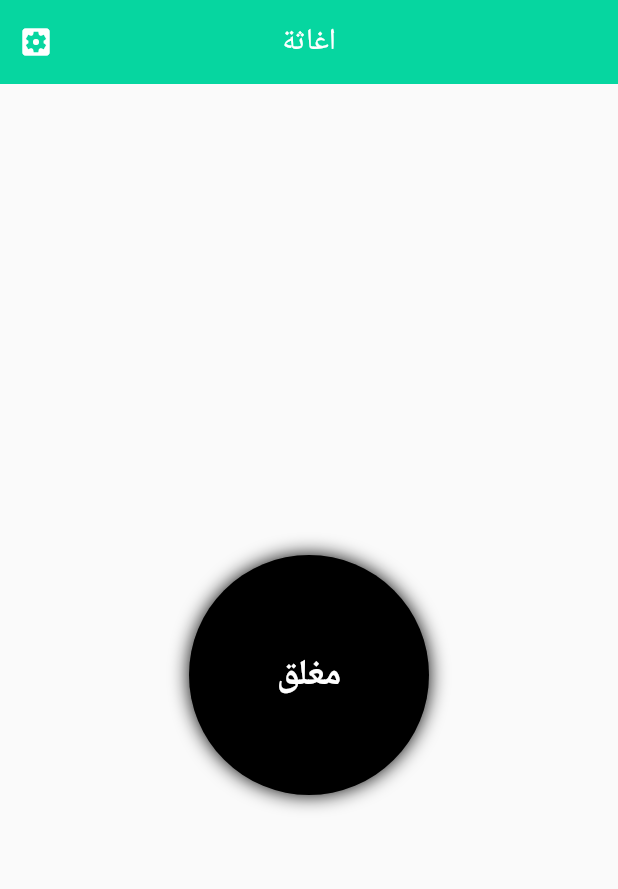
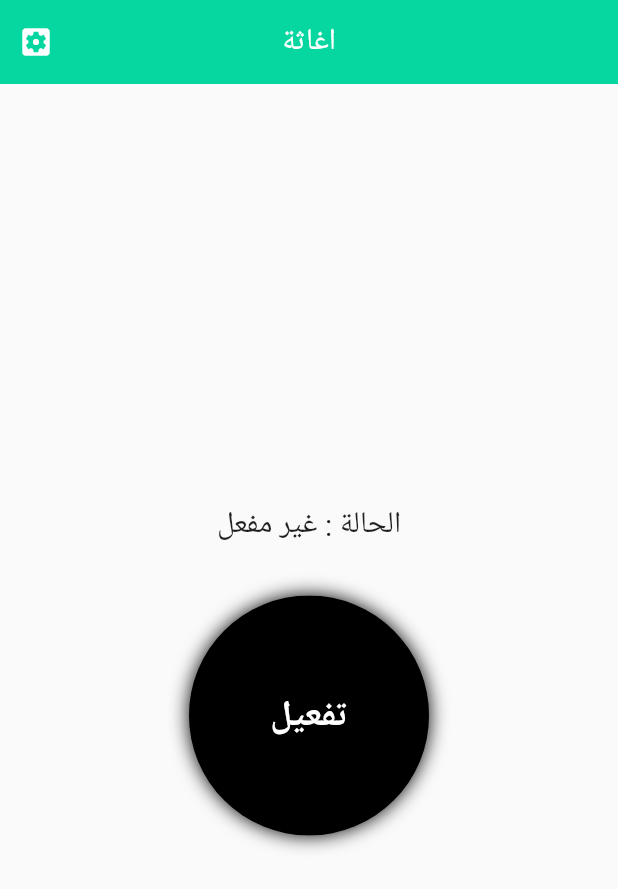
Before and after one commit to fahadmahfoth/location_app, a Flutter app: the HomeView screen opened directly, on a phone screen of 412 x 824 dp. Shown: the top 889 px of the screen. Run offline on Flutter 3.47's test engine with Material 2 defaults, Android fonts, the phone set to English and light mode, and no system bars; our stand-ins replace flutter_svg, location, shared_preferences; missing offline and left inert: edge_alert, status_alert; accounts and stored records are empty.

Commit message:
make update

```diff
--- a/lib/view/home_view.dart
+++ b/lib/view/home_view.dart
@@ -17,10 +17,10 @@ class HomeView extends StatefulWidget {
 
 class _HomeViewState extends State<HomeView> {
   bool sendlocation = false;
-  bool isLoading = false;
   DataBase database = DataBase();
 
   var userid;
+
 
   read() async {
     final prefs = await SharedPreferences.getInstance();
@@ -33,7 +33,35 @@ class _HomeViewState extends State<HomeView> {
     }
   }
 
+
+
+ readStatus() async {
+    final prefs = await SharedPreferences.getInstance();
+    final key = 'status';
+    final value = prefs.get(key);
+    print("Fahad : $value");
+
+    if (value == 1) {
+      getCurrentLocation();
+      setState(() {
+        sendlocation = true ;
+
+      });
+
+      // print(userid);
+    }else {
+
+
+       setState(() {
+        sendlocation = false ;
+      });
+
+    }
+  }
+
   onpressed() {
+
+    database.updateStatus();
     if (sendlocation) {
       close();
       setState(() {
@@ -135,6 +163,7 @@ class _HomeViewState extends State<HomeView> {
     //  _locationTracker.changeSettings(accuracy: LocationAccuracy.high,distanceFilter: 1000000,interval: 1000000);
 
     read();
+    readStatus();
   }
 
   @override
@@ -170,6 +199,36 @@ class _HomeViewState extends State<HomeView> {
       body: Column(
         mainAxisAlignment: MainAxisAlignment.center,
         children: [
+
+
+
+          sendlocation
+              ? Padding(
+                  padding: const EdgeInsets.all(2.0),
+                  child:Container(
+                      height: 50,
+                      child: Center(
+                        child: Text(
+                          'الحالة : مفعل',
+                          style: TextStyle(fontSize: 20),
+                        ),
+                      ),
+                    ),
+
+                )
+              : Padding(
+                  padding: const EdgeInsets.all(2.0),
+                  child:Container(
+                      height: 50,
+                      child: Center(
+                        child: Text(
+                          'الحالة : غير مفعل',
+                          style: TextStyle(fontSize: 20),
+                        ),
+                      ),
+                    ),
+
+                ),
 
            sendlocation
               ? Padding(
@@ -229,14 +288,14 @@ class _HomeViewState extends State<HomeView> {
                 children: [
                   !sendlocation
                       ? Text(
-                          "مغلق",
+                          "تفعيل",
                           style: TextStyle(
                               color: Colors.white,
                               fontSize: 24,
                               fontWeight: FontWeight.bold),
                         )
                       : Text(
-                          "مفعل",
+                          "اغلاق",
                           style: TextStyle(
                               color: Colors.white,
                               fontSize: 24,
```
Also changed, not shown: lib/api/database_helper.dart (+48 -35 lines).
